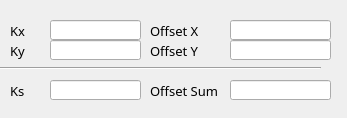
Above: LB+GUI/scaling_coefficients.ui from peterleban/GUI before the change. Below: the same form after it.
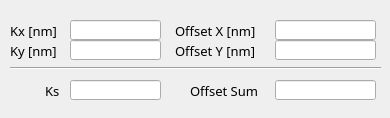
That is the form after the change. Custom widgets are drawn as their Qt base class.

Diff of the .ui file:
```diff
--- a/LB+GUI/scaling_coefficients.ui
+++ b/LB+GUI/scaling_coefficients.ui
@@ -6,7 +6,7 @@
    <rect>
     <x>0</x>
     <y>0</y>
-    <width>347</width>
+    <width>390</width>
     <height>118</height>
    </rect>
   </property>
@@ -17,7 +17,7 @@
    <widget class="caTextEntry" name="phase_offset">
     <property name="geometry">
      <rect>
-      <x>50</x>
+      <x>70</x>
       <y>20</y>
       <width>91</width>
       <height>20</height>
@@ -58,7 +58,7 @@
      <rect>
       <x>10</x>
       <y>20</y>
-      <width>41</width>
+      <width>56</width>
       <height>21</height>
      </rect>
     </property>
@@ -69,7 +69,7 @@
      </font>
     </property>
     <property name="text">
-     <string>Kx</string>
+     <string>Kx [nm]</string>
     </property>
    </widget>
    <widget class="QLabel" name="label_3">
@@ -77,7 +77,7 @@
      <rect>
       <x>10</x>
       <y>40</y>
-      <width>41</width>
+      <width>56</width>
       <height>21</height>
      </rect>
     </property>
@@ -88,13 +88,13 @@
      </font>
     </property>
     <property name="text">
-     <string>Ky</string>
+     <string>Ky [nm]</string>
     </property>
    </widget>
    <widget class="caTextEntry" name="phase_offset_2">
     <property name="geometry">
      <rect>
-      <x>50</x>
+      <x>70</x>
       <y>40</y>
       <width>91</width>
       <height>20</height>
@@ -133,7 +133,7 @@
    <widget class="caTextEntry" name="phase_offset_3">
     <property name="geometry">
      <rect>
-      <x>230</x>
+      <x>275</x>
       <y>20</y>
       <width>101</width>
       <height>20</height>
@@ -172,9 +172,9 @@
    <widget class="QLabel" name="label_4">
     <property name="geometry">
      <rect>
-      <x>150</x>
+      <x>175</x>
       <y>20</y>
-      <width>61</width>
+      <width>96</width>
       <height>21</height>
      </rect>
     </property>
@@ -185,13 +185,13 @@
      </font>
     </property>
     <property name="text">
-     <string>Offset X</string>
+     <string>Offset X [nm]</string>
     </property>
    </widget>
    <widget class="caTextEntry" name="phase_offset_4">
     <property name="geometry">
      <rect>
-      <x>230</x>
+      <x>275</x>
       <y>40</y>
       <width>101</width>
       <height>20</height>
@@ -230,9 +230,9 @@
    <widget class="QLabel" name="label_5">
     <property name="geometry">
      <rect>
-      <x>150</x>
+      <x>175</x>
       <y>40</y>
-      <width>61</width>
+      <width>96</width>
       <height>21</height>
      </rect>
     </property>
@@ -243,15 +243,15 @@
      </font>
     </property>
     <property name="text">
-     <string>Offset Y</string>
+     <string>Offset Y [nm]</string>
     </property>
    </widget>
    <widget class="Line" name="line">
     <property name="geometry">
      <rect>
-      <x>0</x>
+      <x>10</x>
       <y>60</y>
-      <width>321</width>
+      <width>371</width>
       <height>16</height>
      </rect>
     </property>
@@ -262,7 +262,7 @@
    <widget class="caTextEntry" name="phase_offset_5">
     <property name="geometry">
      <rect>
-      <x>50</x>
+      <x>70</x>
       <y>80</y>
       <width>91</width>
       <height>20</height>
@@ -301,7 +301,7 @@
    <widget class="caTextEntry" name="phase_offset_6">
     <property name="geometry">
      <rect>
-      <x>230</x>
+      <x>275</x>
       <y>80</y>
       <width>101</width>
       <height>20</height>
@@ -340,9 +340,9 @@
    <widget class="QLabel" name="label_6">
     <property name="geometry">
      <rect>
-      <x>10</x>
+      <x>45</x>
       <y>80</y>
-      <width>41</width>
+      <width>21</width>
       <height>21</height>
      </rect>
     </property>
@@ -359,7 +359,7 @@
    <widget class="QLabel" name="label_7">
     <property name="geometry">
      <rect>
-      <x>150</x>
+      <x>190</x>
       <y>80</y>
       <width>81</width>
       <height>21</height>
```
Left out of the diff: 3 changed lines with no effect on the pictures.
